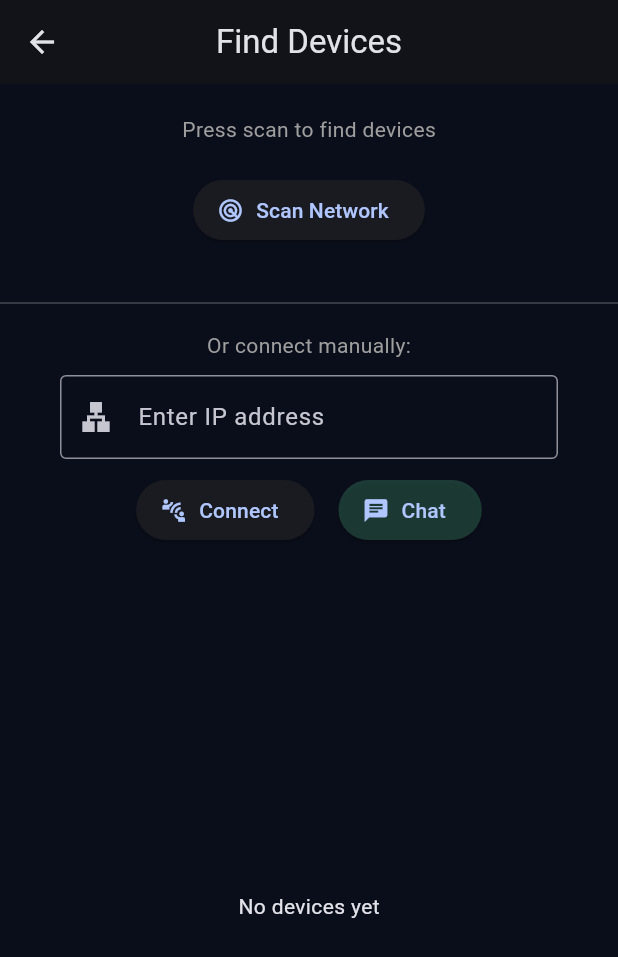
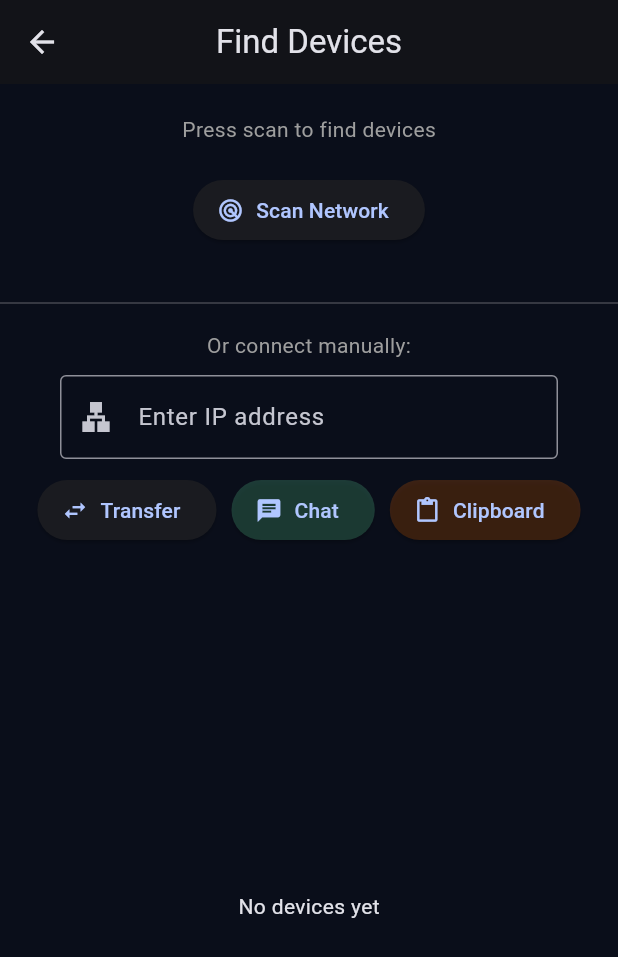
Before and after one commit to baedboibidex-cmyk/Beam-x, a Flutter app: the DiscoveryScreen screen opened directly, on a phone screen of 412 x 824 dp. Shown: the top 957 px of the screen. Run offline on Flutter 3.47's test engine with Material 3 defaults, Android fonts, the light colour scheme and no system bars; our stand-ins replace file_picker, qr_flutter; missing offline and left inert: dart:ffi, flutter_rust_bridge.

Commit message:
Add clipboard sync feature

```diff
--- a/mobile/lib/screens/clipboard_screen.dart
+++ b/mobile/lib/screens/clipboard_screen.dart
@@ -1,10 +1,6 @@
 import 'package:flutter/material.dart';
 import 'package:flutter/services.dart';
-import 'package:flutter_rust_bridge/flutter_rust_bridge.dart';
-import '../bridge_generated.dart';
-
-final _native = NativeImpl(ExternalLibrary.open(
-  '/home/gamp/beamx/mobile/native/target/debug/libnative.so'));
+import '../main.dart' show native;
 
 class ClipboardScreen extends StatefulWidget {
   final String deviceIp;
@@ -31,7 +27,7 @@ class _ClipboardScreenState extends State<ClipboardScreen> {
       _status = "Sending clipboard...";
     });
     try {
-      final result = await _native.sendClipboard(
+      final result = await native.sendClipboard(
         text: text,
         targetIp: widget.deviceIp,
       );
@@ -49,7 +45,7 @@ class _ClipboardScreenState extends State<ClipboardScreen> {
       _status = "Waiting for clipboard...";
     });
     try {
-      final result = await _native.receiveClipboard();
+      final result = await native.receiveClipboard();
       setState(() {
         _received = result;
         _status = "Clipboard received!";
@@ -87,7 +83,8 @@ class _ClipboardScreenState extends State<ClipboardScreen> {
               decoration: BoxDecoration(
                 color: const Color(0xFF111827),
                 borderRadius: BorderRadius.circular(12),
-                border: Border.all(color: Colors.blueAccent.withOpacity(0.3)),
+                border: Border.all(
+                    color: Colors.blueAccent.withOpacity(0.3)),
               ),
               child: Row(
                 children: [
@@ -101,13 +98,11 @@ class _ClipboardScreenState extends State<ClipboardScreen> {
               ),
             ),
             const SizedBox(height: 20),
-            const Text(
-              'Send Text',
+            const Text('Send Text',
                 style: TextStyle(
                     color: Colors.white,
                     fontSize: 16,
-                  fontWeight: FontWeight.bold),
-            ),
+                    fontWeight: FontWeight.bold)),
             const SizedBox(height: 10),
             TextField(
               controller: _controller,
@@ -145,13 +140,11 @@ class _ClipboardScreenState extends State<ClipboardScreen> {
             const SizedBox(height: 30),
             const Divider(color: Colors.white12),
             const SizedBox(height: 20),
-            const Text(
-              'Receive Text',
+            const Text('Receive Text',
                 style: TextStyle(
                     color: Colors.white,
                     fontSize: 16,
-                  fontWeight: FontWeight.bold),
-            ),
+                    fontWeight: FontWeight.bold)),
             const SizedBox(height: 10),
             ElevatedButton.icon(
               onPressed: _busy ? null : _receiveClipboard,
@@ -161,8 +154,7 @@ class _ClipboardScreenState extends State<ClipboardScreen> {
                       height: 20,
                       child: CircularProgressIndicator(strokeWidth: 2))
                   : const Icon(Icons.download),
-              label:
-                  Text(_busy ? "Waiting..." : "Wait for Clipboard"),
+              label: Text(_busy ? "Waiting..." : "Wait for Clipboard"),
               style: ElevatedButton.styleFrom(
                 backgroundColor: Colors.greenAccent.withOpacity(0.2),
               ),
@@ -190,8 +182,7 @@ class _ClipboardScreenState extends State<ClipboardScreen> {
                     const SizedBox(height: 8),
                     GestureDetector(
                       onTap: () {
-                        Clipboard.setData(
-                            ClipboardData(text: _received));
+                        Clipboard.setData(ClipboardData(text: _received));
                         ScaffoldMessenger.of(context).showSnackBar(
                           const SnackBar(
                               content: Text('Copied to clipboard!')),
@@ -199,18 +190,16 @@ class _ClipboardScreenState extends State<ClipboardScreen> {
                       },
                       child: const Text('Tap to copy',
                           style: TextStyle(
-                              color: Colors.greenAccent,
-                              fontSize: 12)),
+                              color: Colors.greenAccent, fontSize: 12)),
                     ),
                   ],
                 ),
               ),
             ],
             const SizedBox(height: 20),
-            Text(
-              _status,
-              style: const TextStyle(color: Colors.grey, fontSize: 12),
-            ),
+            Text(_status,
+                style:
+                    const TextStyle(color: Colors.grey, fontSize: 12)),
           ],
         ),
       ),
--- a/mobile/lib/screens/discovery_screen.dart
+++ b/mobile/lib/screens/discovery_screen.dart
@@ -1,11 +1,9 @@
 import 'package:flutter/material.dart';
-import 'package:flutter_rust_bridge/flutter_rust_bridge.dart';
+import '../main.dart' show native;
 import '../bridge_generated.dart';
 import 'transfer_screen.dart';
 import 'chat_screen.dart';
-
-final _native = NativeImpl(ExternalLibrary.open(
-  '/home/gamp/beamx/mobile/native/target/debug/libnative.so'));
+import 'clipboard_screen.dart';
 
 class DiscoveryScreen extends StatefulWidget {
   const DiscoveryScreen({super.key});
@@ -27,7 +25,7 @@ class _DiscoveryScreenState extends State<DiscoveryScreen> {
       _devices = [];
     });
     try {
-      final devices = await _native.discoverDevices();
+      final devices = await native.discoverDevices();
       setState(() {
         _devices = devices;
         _status = devices.isEmpty
@@ -44,19 +42,22 @@ class _DiscoveryScreenState extends State<DiscoveryScreen> {
   void _connectManual() {
     final ip = _ipController.text.trim();
     if (ip.isEmpty) return;
-    Navigator.push(
-      context,
-      MaterialPageRoute(builder: (_) => TransferScreen(deviceIp: ip)),
-    );
+    Navigator.push(context,
+        MaterialPageRoute(builder: (_) => TransferScreen(deviceIp: ip)));
   }
 
   void _chatManual() {
     final ip = _ipController.text.trim();
     if (ip.isEmpty) return;
-    Navigator.push(
-      context,
-      MaterialPageRoute(builder: (_) => ChatScreen(deviceIp: ip)),
-    );
+    Navigator.push(context,
+        MaterialPageRoute(builder: (_) => ChatScreen(deviceIp: ip)));
+  }
+
+  void _clipboardManual() {
+    final ip = _ipController.text.trim();
+    if (ip.isEmpty) return;
+    Navigator.push(context,
+        MaterialPageRoute(builder: (_) => ClipboardScreen(deviceIp: ip)));
   }
 
   @override
@@ -99,21 +100,30 @@ class _DiscoveryScreenState extends State<DiscoveryScreen> {
             ),
           ),
           const SizedBox(height: 10),
-          Row(
-            mainAxisAlignment: MainAxisAlignment.center,
+          Wrap(
+            alignment: WrapAlignment.center,
+            spacing: 10,
             children: [
               ElevatedButton.icon(
                 onPressed: _connectManual,
-                icon: const Icon(Icons.connect_without_contact),
-                label: const Text("Connect"),
+                icon: const Icon(Icons.swap_horiz),
+                label: const Text("Transfer"),
               ),
-              const SizedBox(width: 16),
               ElevatedButton.icon(
                 onPressed: _chatManual,
                 icon: const Icon(Icons.chat),
                 label: const Text("Chat"),
                 style: ElevatedButton.styleFrom(
                   backgroundColor: Colors.greenAccent.withOpacity(0.2),
+                ),
+              ),
+              ElevatedButton.icon(
+                onPressed: _clipboardManual,
+                icon: const Icon(Icons.content_paste),
+                label: const Text("Clipboard"),
+                style: ElevatedButton.styleFrom(
+                  backgroundColor:
+                      const Color(0xFFFF6D00).withOpacity(0.2),
                 ),
               ),
             ],
```
Lines whose indentation alone changed are shown as unchanged.
